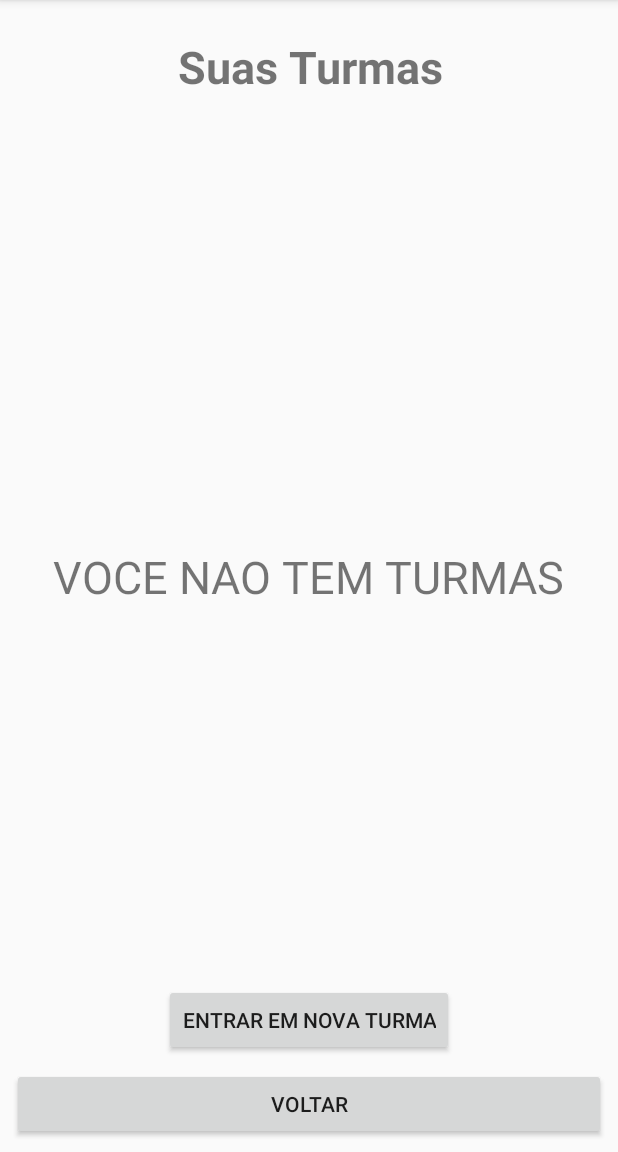
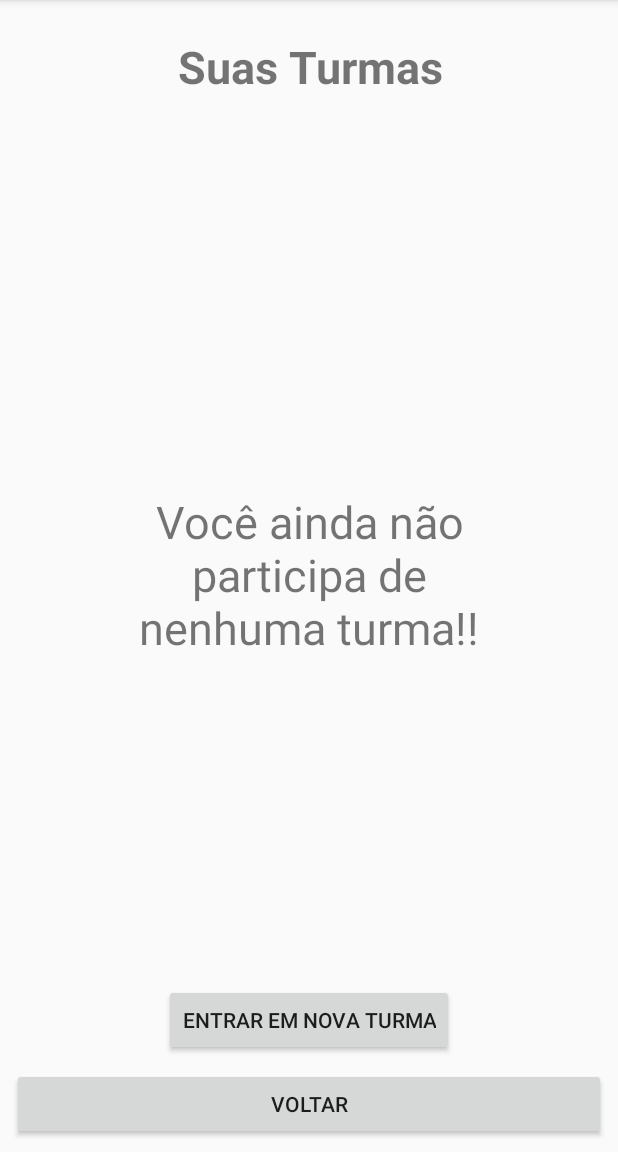
Before and after one commit to Mateus23/DynamicClass-Student, an Android app: the MySubjects screen opened directly, with no data from a screen before it, on a phone screen of 412 x 824 dp, the part 84-1236 px from its top. Run offline under Robolectric (Android 15) with nearby library versions, the phone set to English and light mode, and no system bars; our stand-ins replace Firebase (no records; nobody signed in at launch, a user with empty details on screens opened directly); 1 statement that could not run was skipped.

Commit message:
Set portrait orientation, set name at main screen, fix visual feedback of no subjects at MySubjects screen

```diff
--- a/app/src/main/java/com/example/mateu/dynamicclass_student/MySubjects.java
+++ b/app/src/main/java/com/example/mateu/dynamicclass_student/MySubjects.java
@@ -33,7 +33,6 @@ public class MySubjects extends AppCompatActivity {
         Bundle b = getIntent().getExtras();
         id = b.getString("id");
         Database_Path = Database_Path + "/" + id + "/Classes";
-        Log.d("DATAPATH", Database_Path);
         databaseReference = FirebaseDatabase.getInstance().getReference(Database_Path);
 
         Button mBackButton = (Button) findViewById(R.id.backButton);
@@ -56,17 +55,13 @@ public class MySubjects extends AppCompatActivity {
     @Override
     public void onStart() {
         super.onStart();
-        // Check if user is signed in (non-null) and update UI accordingly.
         if (mScrollView.getChildCount() == 0) {
-            Log.d("OLHA AQUI", "ENTROU NO SCROLLVIEWCOUNT CHANGE");
             databaseReference.addListenerForSingleValueEvent(new ValueEventListener() {
                 @Override
                 public void onDataChange(DataSnapshot dataSnapshot) {
                     int count = 1;
                     mySubjectsSnapshot = dataSnapshot;
-                    Log.d("OLHA AQUI", "ENTROU NO DATA CHANGE");
                     for (DataSnapshot postSnapshot : dataSnapshot.getChildren()) {
-                        Log.d("OLHA AQUI", "ENTROU NO FOR DATA CHANGE");
                         Button b = new Button(MySubjects.this);
                         b.setWidth(ViewGroup.LayoutParams.WRAP_CONTENT);
                         b.setHeight(ViewGroup.LayoutParams.WRAP_CONTENT);
@@ -85,13 +80,12 @@ public class MySubjects extends AppCompatActivity {
                                 toSubjectActivity(code);
                             }
                         });
-
                         mScrollView.addView(b);
-                        if(mScrollView.getChildCount() == 0){
-                            findViewById(R.id.textNoSubjects).setVisibility(View.VISIBLE);
-                        }else{
-                            findViewById(R.id.textNoSubjects).setVisibility(View.INVISIBLE);
-                        }
+                    }
+                    if(mScrollView.getChildCount() == 0){
+                        findViewById(R.id.textNoSubjects).setVisibility(View.VISIBLE);
+                    }else{
+                        findViewById(R.id.textNoSubjects).setVisibility(View.INVISIBLE);
                     }
                 }
 
@@ -100,13 +94,6 @@ public class MySubjects extends AppCompatActivity {
 
                 }
             });
-            if(mScrollView.getChildCount() == 0){
-                findViewById(R.id.textNoSubjects).setVisibility(View.VISIBLE);
-            }else{
-                findViewById(R.id.textNoSubjects).setVisibility(View.INVISIBLE);
-            }
-        }else{
-            Log.d("OLHA AQUI", "NAO ENTROU NO SCROLLVIEWCOUNT CHANGE");
         }
     }
 
--- a/app/src/main/res/layout/activity_my_subjects.xml
+++ b/app/src/main/res/layout/activity_my_subjects.xml
@@ -73,7 +73,7 @@
 
     <TextView
         android:id="@+id/textNoSubjects"
-        android:layout_width="wrap_content"
+        android:layout_width="250dp"
         android:layout_height="wrap_content"
         android:layout_marginStart="8dp"
         android:layout_marginLeft="8dp"
@@ -81,12 +81,14 @@
         android:layout_marginEnd="8dp"
         android:layout_marginRight="8dp"
         android:layout_marginBottom="8dp"
-        android:text="VOCE NAO TEM TURMAS"
+        android:gravity="center_horizontal"
+        android:text="Você ainda não participa de nenhuma turma!!"
         android:textSize="30sp"
         android:visibility="invisible"
         app:layout_constraintBottom_toBottomOf="parent"
         app:layout_constraintEnd_toEndOf="parent"
         app:layout_constraintStart_toStartOf="parent"
-        app:layout_constraintTop_toTopOf="parent" />
+        app:layout_constraintTop_toTopOf="parent"
+        app:layout_constraintVertical_bias="0.498" />
 
 </android.support.constraint.ConstraintLayout>
```
Also changed, not shown: app/src/main/AndroidManifest.xml (+14 -7 lines), app/src/main/java/com/example/mateu/dynamicclass_student/MainActivity.java (+29 -13 lines), app/src/main/res/layout/activity_main.xml (+4 -4 lines).
